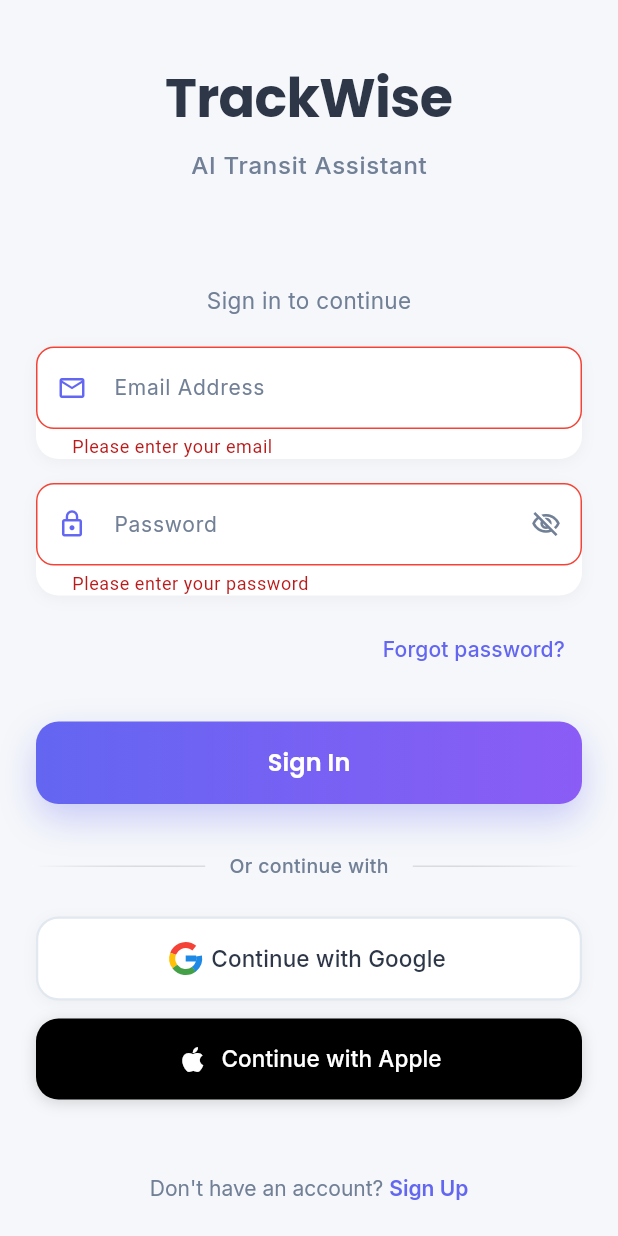
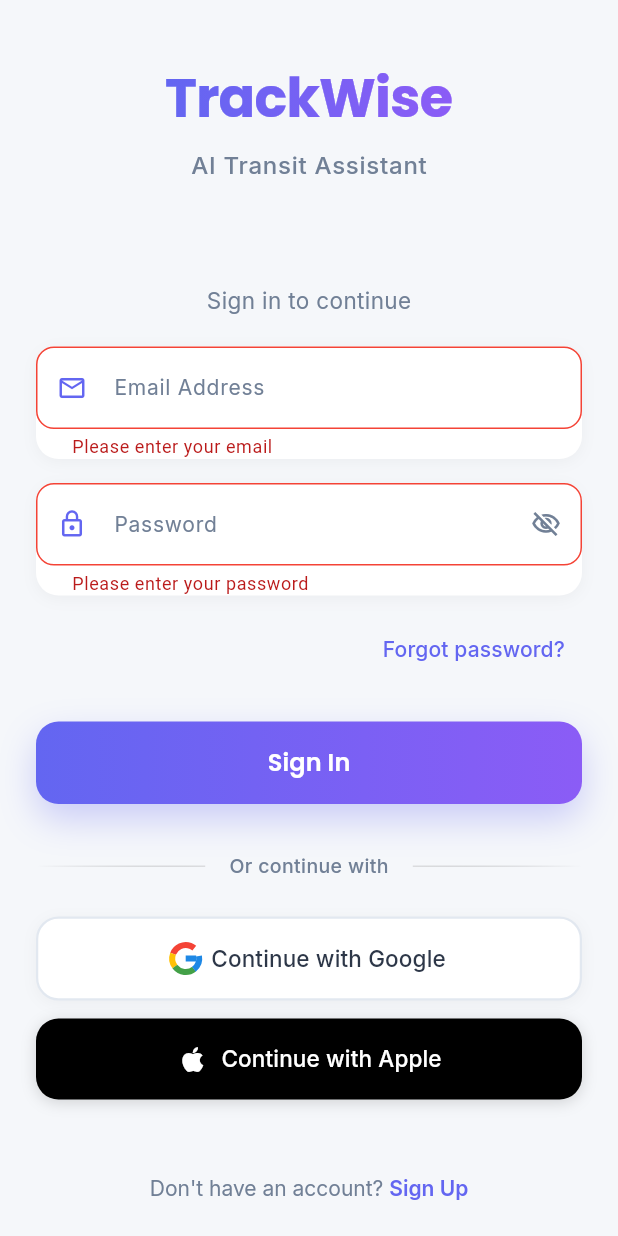
Before and after one commit to chihtengma/trackwise, a Flutter app: the LoginScreen screen opened by its route, after a tap on "Sign In", on a phone screen of 412 x 824 dp. Run offline on Flutter 3.47's test engine with Material 3 defaults, Android fonts, the phone set to English and light mode, and no system bars; our stand-ins replace dio, flutter_dotenv, flutter_secure_storage, get_it, google_fonts; accounts and stored records are empty.

Commit message:
Updated branding color

```diff
--- a/frontend/lib/presentation/auth/login_screen.dart
+++ b/frontend/lib/presentation/auth/login_screen.dart
@@ -28,7 +28,8 @@ class _LoginScreenState extends State<LoginScreen> {
     super.dispose();
   }
 
-  void _showErrorDialog(String title, String message, {String? actionText, VoidCallback? onAction}) {
+  void _showErrorDialog(String title, String message,
+      {String? actionText, VoidCallback? onAction}) {
     showDialog(
       context: context,
       barrierDismissible: false,
@@ -88,7 +89,8 @@ class _LoginScreenState extends State<LoginScreen> {
               onPressed: () => Navigator.of(context).pop(),
               style: TextButton.styleFrom(
                 foregroundColor: const Color(0xFF6366F1),
-                padding: const EdgeInsets.symmetric(horizontal: 20, vertical: 10),
+                padding:
+                    const EdgeInsets.symmetric(horizontal: 20, vertical: 10),
               ),
               child: Text(
                 'OK',
@@ -126,7 +128,8 @@ class _LoginScreenState extends State<LoginScreen> {
             ),
           ],
         ),
-        backgroundColor: isError ? const Color(0xFFE53935) : const Color(0xFF10B981),
+        backgroundColor:
+            isError ? const Color(0xFFE53935) : const Color(0xFF10B981),
         behavior: SnackBarBehavior.floating,
         shape: RoundedRectangleBorder(
           borderRadius: BorderRadius.circular(8),
@@ -159,8 +162,10 @@ class _LoginScreenState extends State<LoginScreen> {
             await Future.delayed(const Duration(milliseconds: 800));
 
             // Navigate to home screen
+            if (mounted) {
               Navigator.of(context)
                   .pushNamedAndRemoveUntil('/home', (route) => false);
+            }
           }
         }
       } catch (e) {
@@ -179,7 +184,8 @@ class _LoginScreenState extends State<LoginScreen> {
               'The email or password you entered is incorrect. Please double-check your credentials and try again.',
               actionText: 'Forgot Password?',
               onAction: () {
-                _showSnackBar('Password reset coming soon!', isError: false, icon: Icons.info_outline);
+                _showSnackBar('Password reset coming soon!',
+                    isError: false, icon: Icons.info_outline);
               },
             );
           } else if (errorStr.contains('networkexception') ||
@@ -242,13 +248,18 @@ class _LoginScreenState extends State<LoginScreen> {
                         // App branding section - matching signup screen
                         Column(
                           children: [
-                            Text(
+                            ShaderMask(
+                              shaderCallback: (bounds) => const LinearGradient(
+                                colors: [Color(0xFF6366F1), Color(0xFF8B5CF6)],
+                              ).createShader(bounds),
+                              child: Text(
                                 'TrackWise',
                                 style: GoogleFonts.poppins(
                                   fontSize: 36,
                                   fontWeight: FontWeight.bold,
-                                color: const Color(0xFF2D3748),
+                                  color: Colors.white,
                                   letterSpacing: -0.5,
+                                ),
                               ),
                             ),
                             const SizedBox(height: 8),
@@ -481,7 +492,7 @@ class _LoginScreenState extends State<LoginScreen> {
                                     boxShadow: [
                                       BoxShadow(
                                         color: const Color(0xFF6366F1)
-                                            .withOpacity(0.3),
+                                            .withValues(alpha: 0.3),
                                         blurRadius: 20,
                                         offset: const Offset(0, 10),
                                       ),
```
Also changed, not shown: frontend/lib/presentation/auth/signup_screen.dart (+13 -5 lines). Lines whose indentation alone changed are shown as unchanged.
